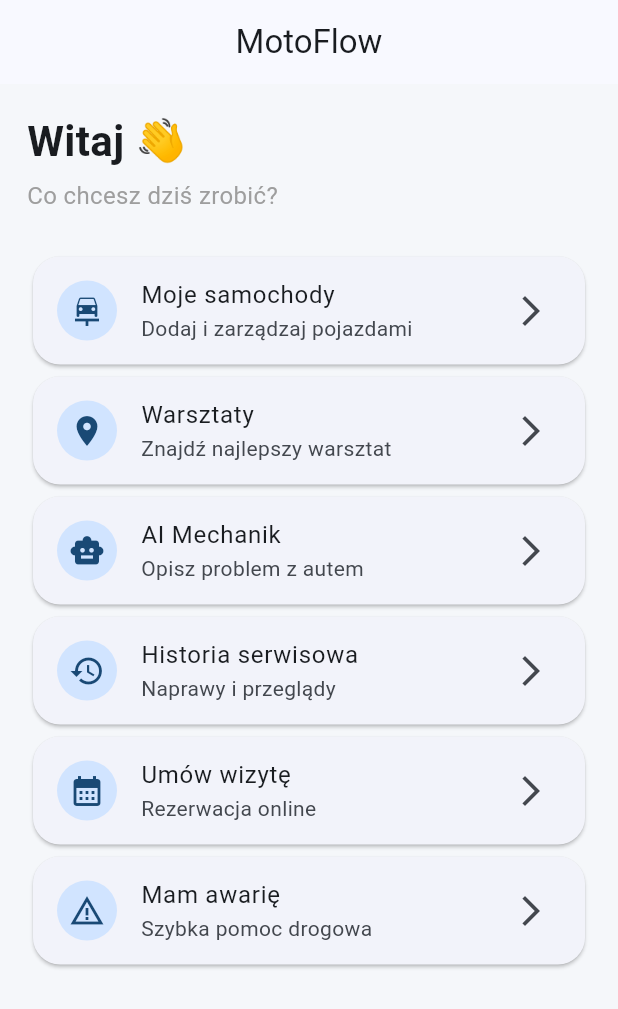
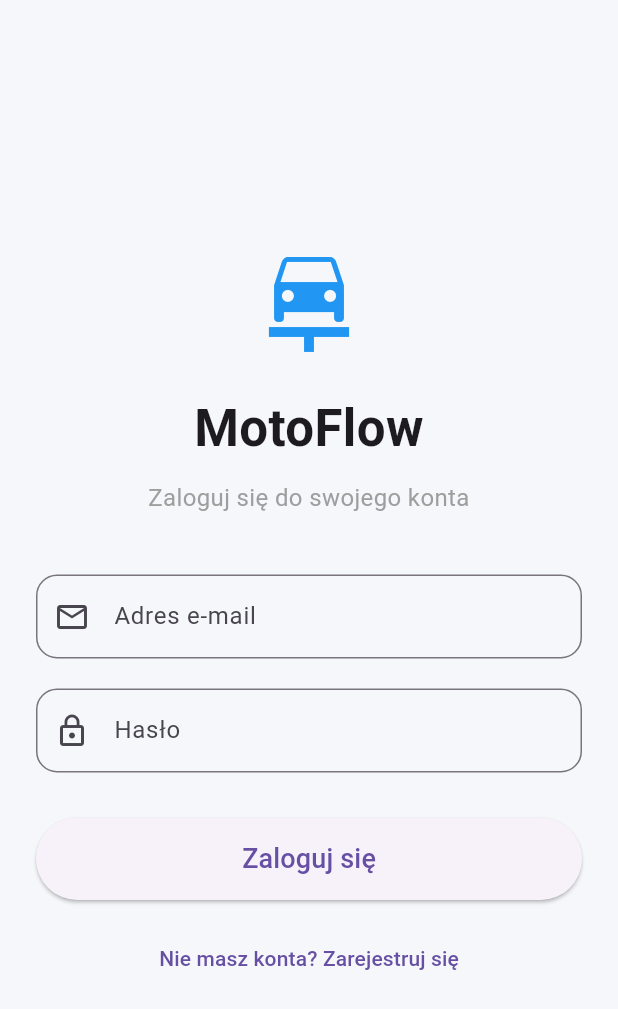
Before and after one commit to szanty122/motoflow, a Flutter app: the screen it shows after launch, on a phone screen of 412 x 824 dp. Shown: the top 1009 px of the screen. Run offline on Flutter 3.47's test engine with Material 3 defaults, Android fonts, the phone set to English and light mode, and no system bars.

Commit message:
Sprint 1 - project structure and login screen

```diff
--- /dev/null
+++ b/lib/app.dart
@@ -0,0 +1,14 @@
+import 'package:flutter/material.dart';
+import 'features/auth/login_screen.dart';
+
+class MotoFlowApp extends StatelessWidget {
+  const MotoFlowApp({super.key});
+
+  @override
+  Widget build(BuildContext context) {
+    return const MaterialApp(
+      debugShowCheckedModeBanner: false,
+      home: LoginScreen(),
+    );
+  }
+}
--- /dev/null
+++ b/lib/features/auth/login_screen.dart
@@ -0,0 +1,101 @@
+import 'package:flutter/material.dart';
+
+class LoginScreen extends StatelessWidget {
+  const LoginScreen({super.key});
+
+  @override
+  Widget build(BuildContext context) {
+    return Scaffold(
+      backgroundColor: const Color(0xFFF5F7FA),
+      body: SafeArea(
+        child: Center(
+          child: SingleChildScrollView(
+            padding: const EdgeInsets.all(24),
+            child: ConstrainedBox(
+              constraints: const BoxConstraints(maxWidth: 420),
+              child: Column(
+                crossAxisAlignment: CrossAxisAlignment.stretch,
+                children: [
+                  const Icon(
+                    Icons.car_repair,
+                    size: 80,
+                    color: Colors.blue,
+                  ),
+
+                  const SizedBox(height: 20),
+
+                  const Text(
+                    "MotoFlow",
+                    textAlign: TextAlign.center,
+                    style: TextStyle(
+                      fontSize: 34,
+                      fontWeight: FontWeight.bold,
+                    ),
+                  ),
+
+                  const SizedBox(height: 10),
+
+                  const Text(
+                    "Zaloguj się do swojego konta",
+                    textAlign: TextAlign.center,
+                    style: TextStyle(
+                      color: Colors.grey,
+                      fontSize: 16,
+                    ),
+                  ),
+
+                  const SizedBox(height: 40),
+
+                  TextField(
+                    decoration: InputDecoration(
+                      labelText: "Adres e-mail",
+                      prefixIcon: const Icon(Icons.email_outlined),
+                      border: OutlineInputBorder(
+                        borderRadius: BorderRadius.circular(14),
+                      ),
+                    ),
+                  ),
+
+                  const SizedBox(height: 20),
+
+                  TextField(
+                    obscureText: true,
+                    decoration: InputDecoration(
+                      labelText: "Hasło",
+                      prefixIcon: const Icon(Icons.lock_outline),
+                      border: OutlineInputBorder(
+                        borderRadius: BorderRadius.circular(14),
+                      ),
+                    ),
+                  ),
+
+                  const SizedBox(height: 30),
+
+                  SizedBox(
+                    height: 55,
+                    child: ElevatedButton(
+                      onPressed: () {},
+                      child: const Text(
+                        "Zaloguj się",
+                        style: TextStyle(fontSize: 18),
+                      ),
+                    ),
+                  ),
+
+                  const SizedBox(height: 15),
+
+                  TextButton(
+                    onPressed: () {},
+                    child: const Text(
+                      "Nie masz konta? Zarejestruj się",
+                    ),
+                  ),
+                ],
+              ),
+            ),
+          ),
+        ),
+      ),
+    );
+  }
+}
--- a/lib/main.dart
+++ b/lib/main.dart
@@ -1,122 +1,6 @@
 import 'package:flutter/material.dart';
+import 'app.dart';
 
 void main() {
   runApp(const MotoFlowApp());
 }
-
-class MotoFlowApp extends StatelessWidget {
-  const MotoFlowApp({super.key});
-
-  @override
-  Widget build(BuildContext context) {
-    return MaterialApp(
-      title: 'MotoFlow',
-      debugShowCheckedModeBanner: false,
-      theme: ThemeData(
-        useMaterial3: true,
-        colorSchemeSeed: Colors.blue,
-        scaffoldBackgroundColor: const Color(0xffF5F7FA),
-      ),
-      home: const HomeScreen(),
-    );
-  }
-}
-
-class HomeScreen extends StatelessWidget {
-  const HomeScreen({super.key});
-
-  Widget buildButton(
-      IconData icon,
-      String title,
-      String subtitle,
-      ) {
-    return Card(
-      elevation: 1,
-      shape: RoundedRectangleBorder(
-        borderRadius: BorderRadius.circular(18),
-      ),
-      child: ListTile(
-        leading: CircleAvatar(
-          child: Icon(icon),
-        ),
-        title: Text(title),
-        subtitle: Text(subtitle),
-        trailing: const Icon(Icons.arrow_forward_ios),
-        onTap: () {},
-      ),
-    );
-  }
-
-  @override
-  Widget build(BuildContext context) {
-    return Scaffold(
-      appBar: AppBar(
-        title: const Text("MotoFlow"),
-        centerTitle: true,
-      ),
-      body: Padding(
-        padding: const EdgeInsets.all(18),
-        child: ListView(
-          children: [
-
-            const Text(
-              "Witaj 👋",
-              style: TextStyle(
-                fontSize: 28,
-                fontWeight: FontWeight.bold,
-              ),
-            ),
-
-            const SizedBox(height: 5),
-
-            const Text(
-              "Co chcesz dziś zrobić?",
-              style: TextStyle(
-                color: Colors.grey,
-                fontSize: 16,
-              ),
-            ),
-
-            const SizedBox(height: 25),
-
-            buildButton(
-              Icons.car_repair,
-              "Moje samochody",
-              "Dodaj i zarządzaj pojazdami",
-            ),
-
-            buildButton(
-              Icons.location_on,
-              "Warsztaty",
-              "Znajdź najlepszy warsztat",
-            ),
-
-            buildButton(
-              Icons.smart_toy,
-              "AI Mechanik",
-              "Opisz problem z autem",
-            ),
-
-            buildButton(
-              Icons.history,
-              "Historia serwisowa",
-              "Naprawy i przeglądy",
-            ),
-
-            buildButton(
-              Icons.calendar_month,
-              "Umów wizytę",
-              "Rezerwacja online",
-            ),
-
-            buildButton(
-              Icons.warning_amber,
-              "Mam awarię",
-              "Szybka pomoc drogowa",
-            ),
-          ],
-        ),
-      ),
-    );
-  }
-}
--- a/pubspec.yaml
+++ b/pubspec.yaml
@@ -34,6 +34,11 @@ dependencies:
   # The following adds the Cupertino Icons font to your application.
   # Use with the CupertinoIcons class for iOS style icons.
   cupertino_icons: ^1.0.8
+  go_router: ^17.3.0
+  flutter_riverpod: ^3.3.2
+  google_fonts: ^8.2.0
+  flutter_animate: ^4.5.2
+  supabase_flutter: ^2.16.0
 
 dev_dependencies:
   flutter_test:
```
Also changed, not shown: pubspec.lock, 5 other files.
